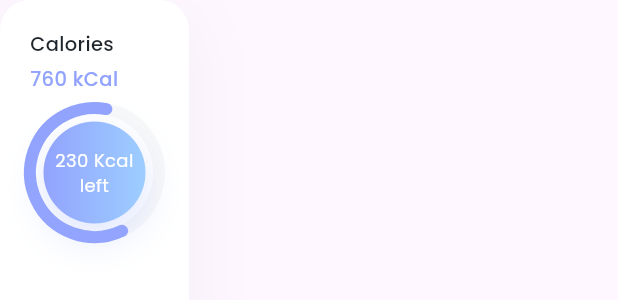
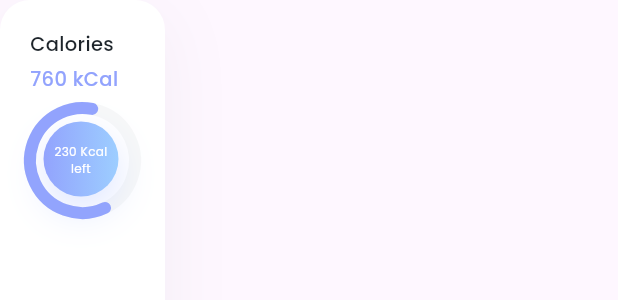
Before and after one commit to prakash-O4/gymwala, a Flutter app: the CaloriesWidget widget shown alone on an empty page, opened directly, on a phone screen of 412 x 824 dp. Shown: the top 300 px of the screen. Run offline on Flutter 3.47's test engine with Material 3 defaults, Android fonts, the phone set to English and light mode, and no system bars; our stand-ins replace flutter_svg, google_fonts, timeline_tile.

Commit message:
Ui overflow fixed

```diff
--- a/lib/presentation/dashboard/dashboard_screen.dart
+++ b/lib/presentation/dashboard/dashboard_screen.dart
@@ -31,7 +31,7 @@ class _DashboardScreenState extends State<DashboardScreen> {
             ? const ProfileScreen()
             : SingleChildScrollView(
                 child: Padding(
-                  padding: const EdgeInsets.all(16),
+                  padding: const EdgeInsets.all(12),
                   child: Column(
                     crossAxisAlignment: CrossAxisAlignment.start,
                     children: [
--- a/lib/presentation/dashboard/widgets/calories.dart
+++ b/lib/presentation/dashboard/widgets/calories.dart
@@ -52,8 +52,8 @@ class CaloriesWidget extends StatelessWidget {
               Transform.rotate(
                 angle: -35,
                 child: const SizedBox(
-                  height: 86,
-                  width: 86,
+                  height: 70,
+                  width: 70,
                   child: CircularProgressIndicator(
                     value: 0.6,
                     color: Color(0xFF92A3FD),
@@ -68,8 +68,8 @@ class CaloriesWidget extends StatelessWidget {
                 left: 9,
                 child: Center(
                   child: Container(
-                    height: 68,
-                    width: 68,
+                    height: 50,
+                    width: 50,
                     decoration: BoxDecoration(
                       shape: BoxShape.circle,
                       boxShadow: [
@@ -90,7 +90,7 @@ class CaloriesWidget extends StatelessWidget {
                       child: popinsText(
                         text: '230 Kcal left',
                         style: const TextStyle(
-                          fontSize: 12,
+                          fontSize: 8,
                           color: Colors.white,
                         ),
                         align: TextAlign.center,
--- a/lib/presentation/dashboard/widgets/water_intake.dart
+++ b/lib/presentation/dashboard/widgets/water_intake.dart
@@ -89,7 +89,7 @@ class WaterIntakeWidget extends StatelessWidget {
               const SizedBox(height: 10),
               SizedBox(
                 height: 230,
-                width: 150,
+                width: 120,
                 child: ListView.builder(
                   itemCount: 4,
                   physics: const NeverScrollableScrollPhysics(),
--- a/lib/presentation/workout/congratulations_screen.dart
+++ b/lib/presentation/workout/congratulations_screen.dart
@@ -11,6 +11,7 @@ class CongratulationScreen extends StatelessWidget {
   Widget build(BuildContext context) {
     return Scaffold(
       body: SafeArea(
+        child: SingleChildScrollView(
           child: Padding(
             padding: const EdgeInsets.all(30),
             child: Column(
@@ -29,10 +30,12 @@ class CongratulationScreen extends StatelessWidget {
                 popinsText(
                   text:
                       "Exercises is king and nutrition is queen. Combine the two and you will have a kingdom\n\n -Jack Lalane",
-                style: const TextStyle(fontSize: 14, color: Color(0xFF7B6F72)),
+                  style:
+                      const TextStyle(fontSize: 14, color: Color(0xFF7B6F72)),
                   align: TextAlign.center,
                 ),
               ],
+            ),
           ),
         ),
       ),
--- a/pubspec.yaml
+++ b/pubspec.yaml
@@ -33,7 +33,6 @@ dependencies:
     sdk: flutter
   flutter_svg: ^2.0.10+1
   google_fonts: ^6.2.1
-  syncfusion_flutter_charts: ^25.2.3+1
   timeline_tile: ^2.0.0
 
 dev_dependencies:
```
Also changed, not shown: lib/presentation/authentication/register_screen.dart (+7 -5 lines), lib/presentation/dashboard/widgets/sleep_widget.dart (+4 -4 lines), pubspec.lock. Lines whose indentation alone changed are shown as unchanged.
